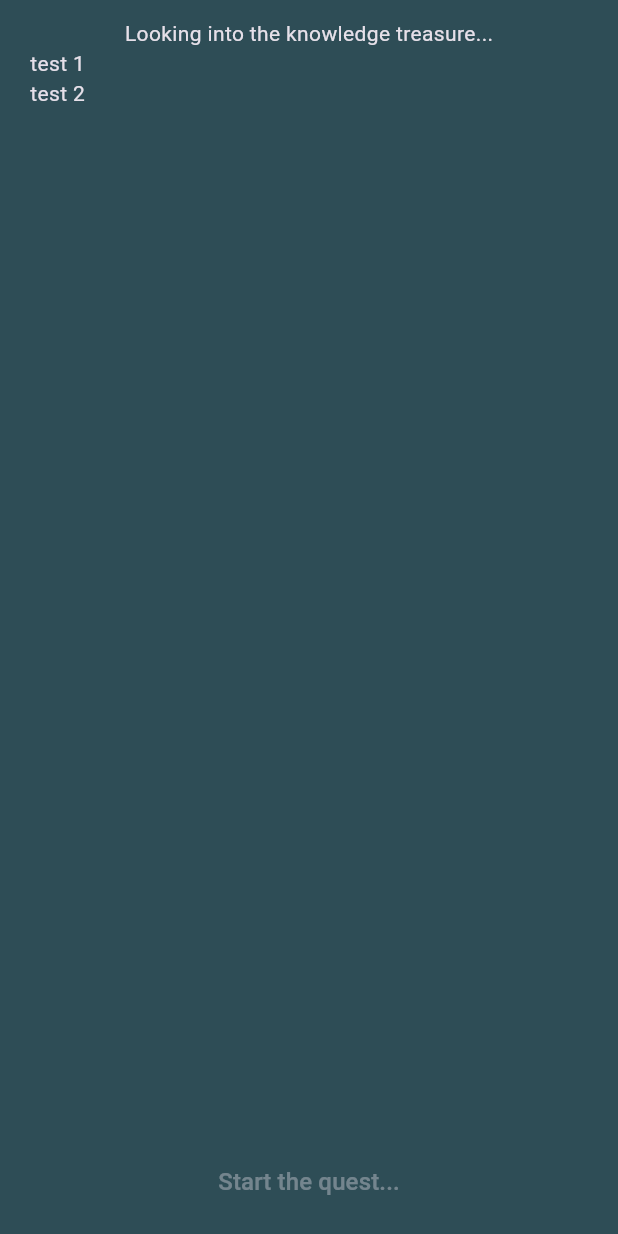
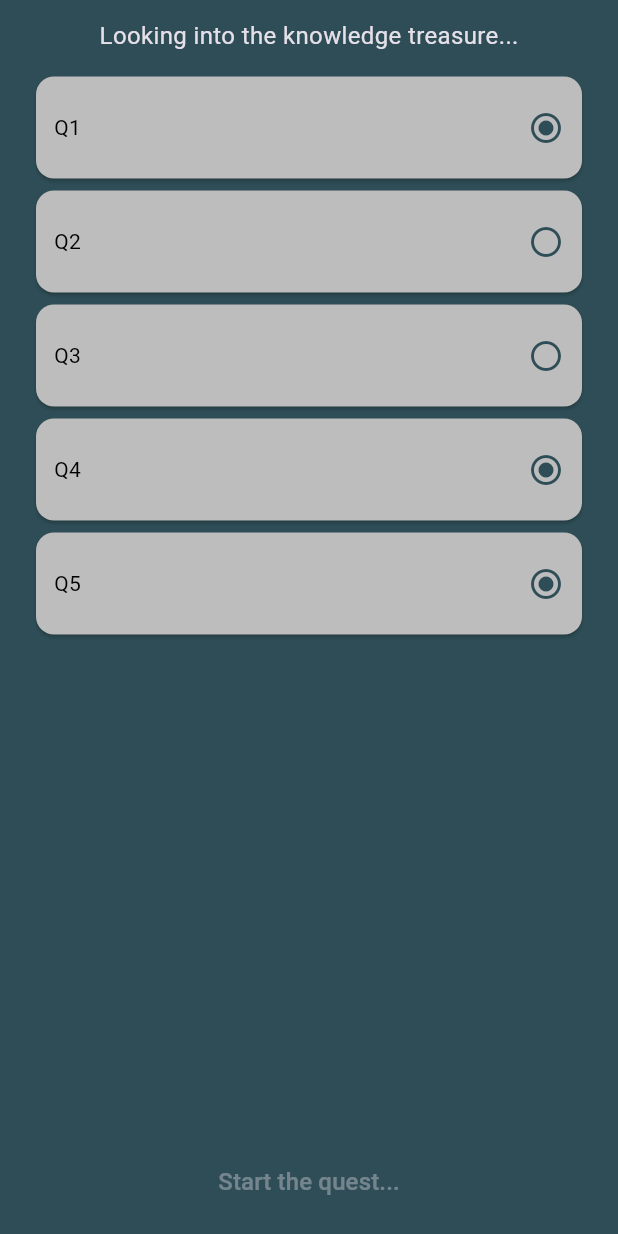
Before and after one commit to Marija97/Knowledge-Treasure-Deck-Flutter-Mobile-App, a Flutter app: the screen it shows after launch, on a phone screen of 412 x 824 dp. Run offline on Flutter 3.47's test engine with Material 3 defaults, Android fonts, the phone set to English and light mode, and no system bars; our stand-ins replace equatable, flutter_riverpod, flutter_svg, go_router, hive_flutter; accounts and stored records are empty; generated files the repository leaves out were written again.

Commit message:
Knowledge unit (factoid) as a model

```diff
--- a/lib/app/features/knowledge/controllers/knowledge_controller.dart
+++ b/lib/app/features/knowledge/controllers/knowledge_controller.dart
@@ -1,5 +1,6 @@
 import 'dart:async';
 
+import 'package:ash/app/features/models/factoid.dart';
 import 'package:flutter_riverpod/flutter_riverpod.dart';
 
 import 'knowledge_state.dart';
@@ -12,6 +13,12 @@ final knowledgeControllerProvider =
 class KnowledgeController extends AutoDisposeAsyncNotifier<KnowledgeState> {
   @override
   FutureOr<KnowledgeState> build() {
-    return KnowledgeState(['test 1', 'test 2']); // Todo actual data
+    return KnowledgeState([
+      Factoid(question: 'Q1', correctAnswer: 'A1', obtained: true),
+      Factoid(question: 'Q2', correctAnswer: 'A2', obtained: false),
+      Factoid(question: 'Q3', correctAnswer: 'A3', obtained: false),
+      Factoid(question: 'Q4', correctAnswer: 'A4', obtained: true),
+      Factoid(question: 'Q5', correctAnswer: 'A5', obtained: true),
+    ]); // Todo actual data
   }
 }
--- a/lib/app/features/knowledge/controllers/knowledge_state.dart
+++ b/lib/app/features/knowledge/controllers/knowledge_state.dart
@@ -1,10 +1,10 @@
+import 'package:ash/app/features/models/factoid.dart';
 import 'package:equatable/equatable.dart';
 
 class KnowledgeState extends Equatable {
   const KnowledgeState(this.units);
 
-  // Todo KnowledgeUnits as a model
-  final List<String> units;
+  final List<Factoid> units;
 
   @override
   List<Object?> get props => [];
--- a/lib/app/features/knowledge/view/knowledge_overview_page.dart
+++ b/lib/app/features/knowledge/view/knowledge_overview_page.dart
@@ -1,16 +1,14 @@
+import 'package:ash/app/features/knowledge/widgets/factoid_view.dart';
 import 'package:ash/app/widgets/button.dart';
 import 'package:flutter/material.dart';
 import 'package:flutter_riverpod/flutter_riverpod.dart';
 
 import '../../../theme/colors.dart';
+import '../../../widgets/text.dart';
 import '../controllers/knowledge_controller.dart';
 
 class KnowledgeOverviewPage extends ConsumerWidget {
   const KnowledgeOverviewPage();
-
-  Widget knowledgeUnitAsView(String unit) {
-    return Text(unit);
-  }
 
   @override
   Widget build(BuildContext context, WidgetRef ref) {
@@ -24,11 +22,12 @@ class KnowledgeOverviewPage extends ConsumerWidget {
           padding: EdgeInsets.symmetric(horizontal: 20, vertical: 12),
           child: Column(
             children: [
-              Text('Looking into the knowledge treasure...'),
+              AppText.medium('Looking into the knowledge treasure...'),
+              const SizedBox(height: 12),
               Expanded(
                 child: state.when(
                   data: (knowledge) => ListView(
-                    children: knowledge.units.map(knowledgeUnitAsView).toList(),
+                    children: knowledge.units.map(FactoidView.new).toList(),
                   ),
                   error: (error, _) => Text(error.toString()),
                   loading: () => Center(
--- /dev/null
+++ b/lib/app/features/knowledge/widgets/factoid_view.dart
@@ -0,0 +1,31 @@
+import 'package:flutter/material.dart';
+
+import '../../../theme/colors.dart';
+import '../../../widgets/text.dart';
+import '../../models/factoid.dart';
+
+class FactoidView extends StatelessWidget {
+  const FactoidView(this.factoid);
+
+  final Factoid factoid;
+
+  @override
+  Widget build(BuildContext context) {
+    final statusIcon = factoid.obtained
+        ? Icons.radio_button_checked
+        : Icons.radio_button_unchecked;
+    return Card(
+      color: Colors.grey.shade400,
+      child: Padding(
+        padding: EdgeInsets.symmetric(horizontal: 12, vertical: 22),
+        child: Row(
+          children: [
+            Text(factoid.question, style: TextStyle(color: Colors.black)),
+            const Spacer(),
+            Icon(statusIcon, color: AppColors.backgroundDark),
+          ],
+        ),
+      ),
+    );
+  }
+}
--- /dev/null
+++ b/lib/app/features/models/factoid.dart
@@ -0,0 +1,16 @@
+import 'package:equatable/equatable.dart';
+
+class Factoid extends Equatable {
+  final String question;
+  final String correctAnswer;
+  final bool obtained;
+
+  const Factoid({
+    required this.question,
+    required this.correctAnswer,
+    required this.obtained,
+  });
+
+  @override
+  List<Object?> get props => <Object?>[question, correctAnswer];
+}
--- a/lib/app/theme/colors.dart
+++ b/lib/app/theme/colors.dart
@@ -5,6 +5,7 @@ abstract class AppColors {
   static const standardText = Color(0xFFAAAAAA);
   static const ashBeige = Color(0xFFE3DACF);
   static const photoAlbumBackground = Color(0xFFECE2D5);
+  static const content = Color(0xFF96AFB8);
 
   static const accentDark = Color(0xFF6A4F4B);
   static const accentExperimental = Color(0xFF0288D1);
```
